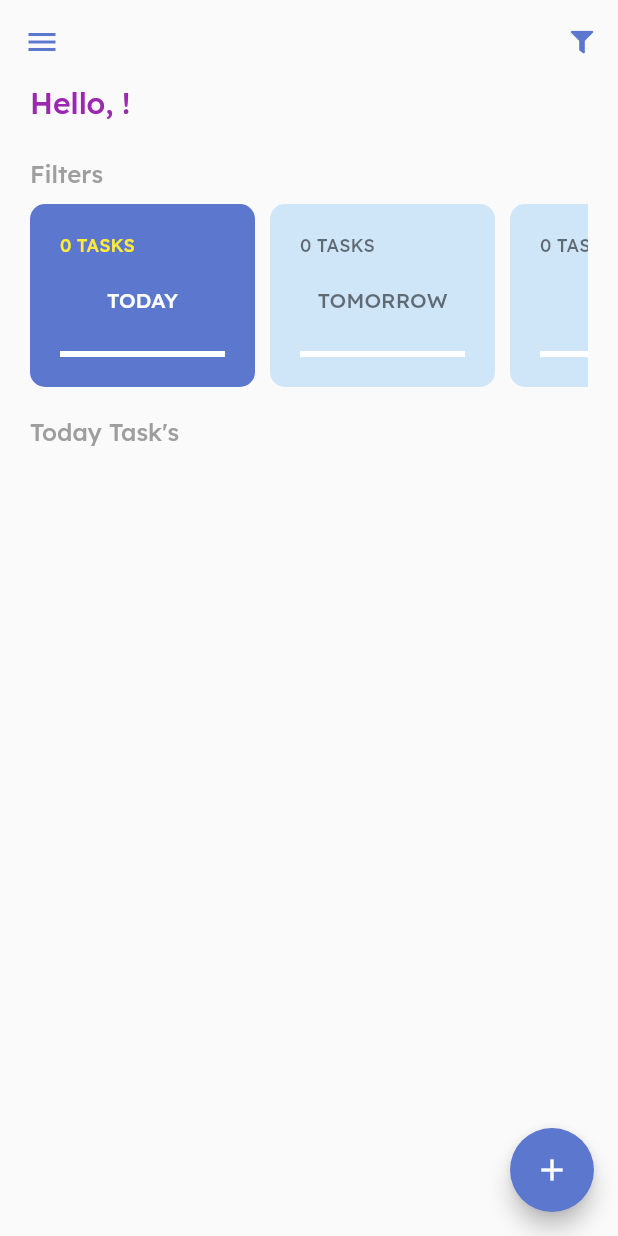
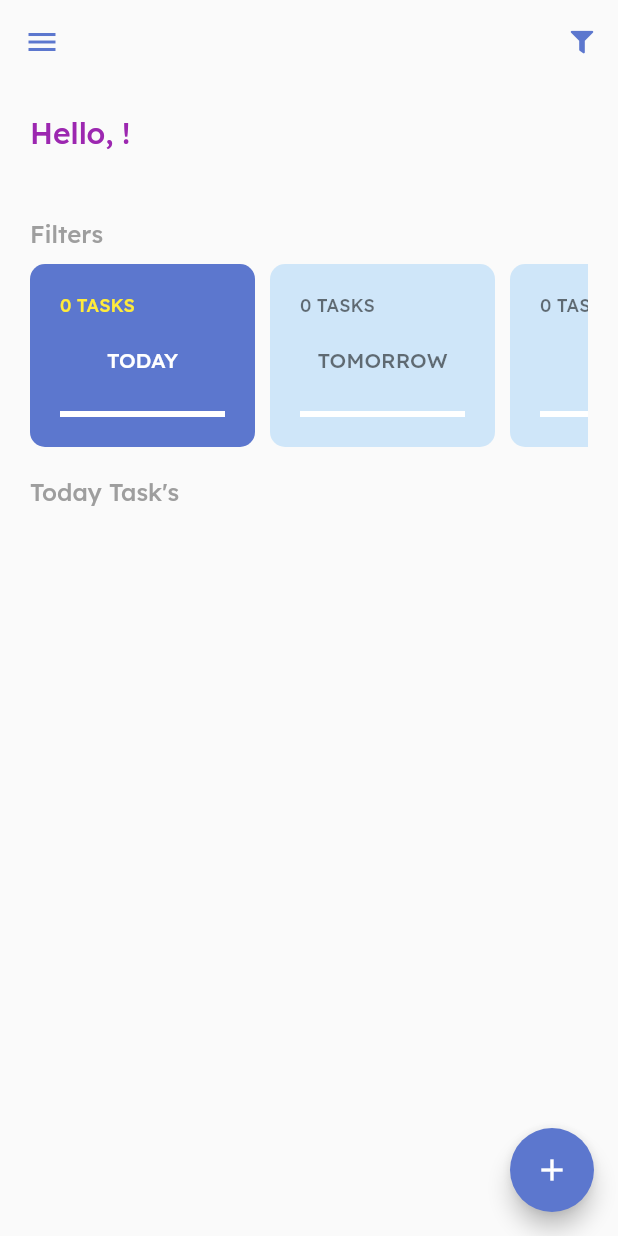
Before and after one commit to MarioMoraes/todo_list, a Flutter app: the screen it shows once a user with an empty profile is signed in, on a phone screen of 412 x 824 dp. Run offline on Flutter 3.47's test engine with Material 2 defaults, Android fonts, the phone set to English and light mode, and no system bars; our stand-ins replace date_picker_timeline, firebase_auth, firebase_core, flutter_signin_button, google_sign_in, sqflite and 2 more; missing offline and left inert: flutter_overlay_loader, validatorless; accounts and stored records are empty.

Commit message:
Fix Layout Header

```diff
--- a/lib/app/modules/home/widgets/home_header.dart
+++ b/lib/app/modules/home/widgets/home_header.dart
@@ -16,9 +16,9 @@ class HomeHeader extends StatelessWidget {
 
   @override
   Widget build(BuildContext context) {
-    return Row(
-      children: [
-        Selector<AuthProvider, String>(
+    return Padding(
+      padding: const EdgeInsets.symmetric(vertical: 20),
+      child: Selector<AuthProvider, String>(
         selector: (context, authProvider) =>
             authProvider.user?.displayName ?? 'Guess',
         builder: (_, value, __) {
@@ -31,7 +31,6 @@ class HomeHeader extends StatelessWidget {
           );
         },
       ),
-      ],
     );
   }
 }
```
Lines whose indentation alone changed are shown as unchanged.
